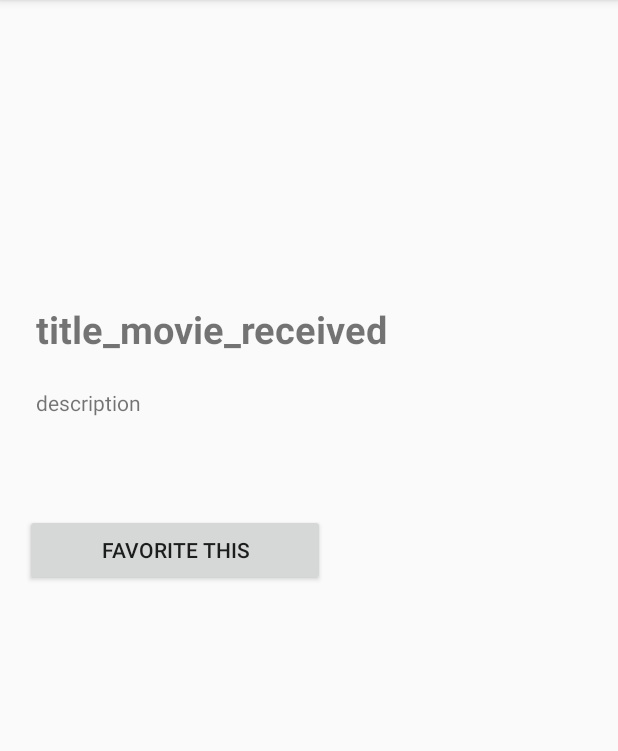
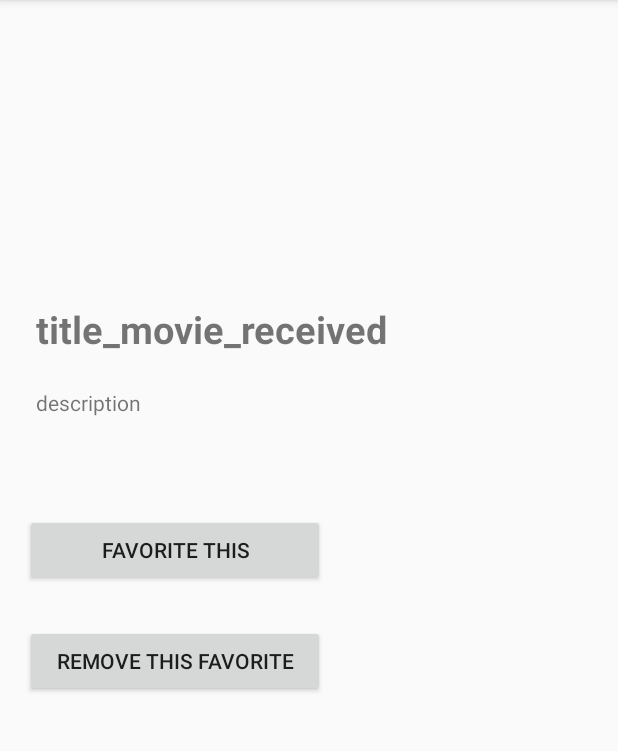
Before and after one commit to komangss/Submission-Menjadi-Android-Developer-Expert, an Android app: the DetailMovieActivity screen opened directly, with no data from a screen before it, after a tap on "FAVORITE THIS", on a phone screen of 412 x 824 dp, the part 84-835 px from its top. Run offline under Robolectric (Android 15) with nearby library versions, the phone set to English and light mode, and no system bars; our stand-ins replace Room's generated code; pictures from the network do not load.

Commit message:
AKHIRNYA BISA DI DELETE <3

```diff
--- a/app/src/main/java/com/dicoding/submissionmade2_1/Dao/FavoriteMovieDao.java
+++ b/app/src/main/java/com/dicoding/submissionmade2_1/Dao/FavoriteMovieDao.java
@@ -23,6 +23,9 @@ public interface FavoriteMovieDao {
     @Delete
     void delete(FavoriteMovie favoriteMovie);
 
+    @Query("DELETE FROM favorite_table WHERE id_movie = :idMovie")
+    void deleteByMovieId(int idMovie);
+
     @Query("SELECT * FROM favorite_table")
     LiveData<List<FavoriteMovie>> getAllFavoriteMovie();
 
--- a/app/src/main/java/com/dicoding/submissionmade2_1/ViewModel/FavoriteMovieViewModel.java
+++ b/app/src/main/java/com/dicoding/submissionmade2_1/ViewModel/FavoriteMovieViewModel.java
@@ -39,4 +39,8 @@ public class FavoriteMovieViewModel extends AndroidViewModel {
     public LiveData<List<FavoriteMovie>> getAllFavoriteMovie() {
         return allFavoriteMovie;
     }
+
+    public void deleteMovieById(int idMovie) {
+        repository.deleteByMovieId(idMovie);
+    }
 }
--- a/app/src/main/java/com/dicoding/submissionmade2_1/activity/DetailMovieActivity.java
+++ b/app/src/main/java/com/dicoding/submissionmade2_1/activity/DetailMovieActivity.java
@@ -27,7 +27,7 @@ public class DetailMovieActivity extends AppCompatActivity {
     FavoriteMovieViewModel favoriteMovieViewModel;
     int idMovie;
     LiveData<List<FavoriteMovie>> dataCheck;
-    Boolean booleanApakahFavoriteMovieIniAda;
+    Boolean booleanApakahFavoriteMovieIniAda; // kalau true berarti delete, kalau false berarti insert
 
     FavoriteMovie favoriteMovie;
 
@@ -41,6 +41,7 @@ public class DetailMovieActivity extends AppCompatActivity {
                 tvDescription = findViewById(R.id.txt_description_received);
         ImageView imgPoster = findViewById(R.id.img_received);
         Button btn_favorite_this_movie = findViewById(R.id.favorite_this_movie);
+        Button btn_remove_this_favorite_movie = findViewById(R.id.remove_favorite_movie);
 
 
         try {
@@ -69,7 +70,7 @@ public class DetailMovieActivity extends AppCompatActivity {
 
             dataCheck = favoriteMovieViewModel.getAllFavoriteMovieById(idMovie);
 
-            if (dataCheck == null) {
+            if (dataCheck == null) { // kalau ga ada data yg terdeteksi
                 booleanApakahFavoriteMovieIniAda = false;
             } else {
                 booleanApakahFavoriteMovieIniAda = true;
@@ -84,12 +85,20 @@ public class DetailMovieActivity extends AppCompatActivity {
             @Override
             public void onClick(View v) {
                 if (booleanApakahFavoriteMovieIniAda) { // true
-                    favoritkanMovieIni(true); // delete
+                    favoritkanMovieIni(true); // data nya ada, ketika di pencet di delete
                     Toast.makeText(DetailMovieActivity.this, "movie ini tidak difavoritkan", Toast.LENGTH_SHORT).show();
-                } else {
+                } else { // ga ada data nya, di insert dong
                     favoritkanMovieIni(false);
                     Toast.makeText(DetailMovieActivity.this, "movie ini difavoritkan", Toast.LENGTH_SHORT).show();
                 }
+            }
+        });
+
+        btn_remove_this_favorite_movie.setOnClickListener(new View.OnClickListener() {
+            @Override
+            public void onClick(View v) {
+                Toast.makeText(DetailMovieActivity.this, "movie ini tidak difavoritkan", Toast.LENGTH_SHORT).show();
+                favoritkanMovieIni(true);
             }
         });
 
@@ -132,10 +141,21 @@ public class DetailMovieActivity extends AppCompatActivity {
             favoriteMovieViewModel.insert(favoriteMovie);
             this.booleanApakahFavoriteMovieIniAda = true;
         } else { // true
-            favoriteMovieViewModel = ViewModelProviders.of(this).get(FavoriteMovieViewModel.class);
-            Log.d("delete data", "berhasil kesini");
-            favoriteMovieViewModel.delete(favoriteMovie);
-            this.booleanApakahFavoriteMovieIniAda = false;
+            try {
+                Log.d("delete data", "berhasil kesini");
+//                this.favoriteMovieViewModel.delete(this.favoriteMovie);
+                favoriteMovieViewModel.deleteMovieById(idMovie);
+                this.booleanApakahFavoriteMovieIniAda = false;
+            } catch (ExceptionInInitializerError e) {
+                Log.d("asu", "asuuuuuu");
+                e.printStackTrace();
+            }
         }
     }
+
+    private void hilangkanFavoritMovieIni() {
+        Log.d("delete data", "berhasil kesini");
+        favoriteMovieViewModel.delete(favoriteMovie);
+        this.booleanApakahFavoriteMovieIniAda = false;
+    }
 }
--- a/app/src/main/java/com/dicoding/submissionmade2_1/activity/FavoriteMovieActivity.java
+++ b/app/src/main/java/com/dicoding/submissionmade2_1/activity/FavoriteMovieActivity.java
@@ -52,7 +52,8 @@ public class FavoriteMovieActivity extends AppCompatActivity {
 
             @Override
             public void onSwiped(@NonNull RecyclerView.ViewHolder viewHolder, int direction) {
-                favoriteMovieViewModel.delete(adapter.getFavoriteMovieAt(viewHolder.getAdapterPosition()));
+                FavoriteMovie favoriteMovie = adapter.getFavoriteMovieAt(viewHolder.getAdapterPosition());
+                favoriteMovieViewModel.delete(favoriteMovie);
                 Toast.makeText(FavoriteMovieActivity.this, "Favorite Movie Deleted", Toast.LENGTH_SHORT).show();
             }
         }).attachToRecyclerView(recyclerView);
--- a/app/src/main/res/layout/activity_detail_movie.xml
+++ b/app/src/main/res/layout/activity_detail_movie.xml
@@ -54,4 +54,17 @@
         app:layout_constraintStart_toStartOf="parent"
         app:layout_constraintTop_toBottomOf="@+id/txt_description_received"
         app:layout_constraintVertical_bias="0.083" />
+
+    <Button
+        android:id="@+id/remove_favorite_movie"
+        android:layout_width="200dp"
+        android:layout_height="wrap_content"
+        android:layout_marginStart="16dp"
+        android:layout_marginEnd="195dp"
+        android:text="Remove This Favorite"
+        app:layout_constraintBottom_toBottomOf="parent"
+        app:layout_constraintEnd_toEndOf="parent"
+        app:layout_constraintStart_toStartOf="parent"
+        app:layout_constraintTop_toBottomOf="@+id/favorite_this_movie"
+        app:layout_constraintVertical_bias="0.083" />
 </androidx.constraintlayout.widget.ConstraintLayout>
```
Also changed, not shown: app/src/main/java/com/dicoding/submissionmade2_1/Repository/FavoriteMovieRepository.java (+17 -0 lines).
